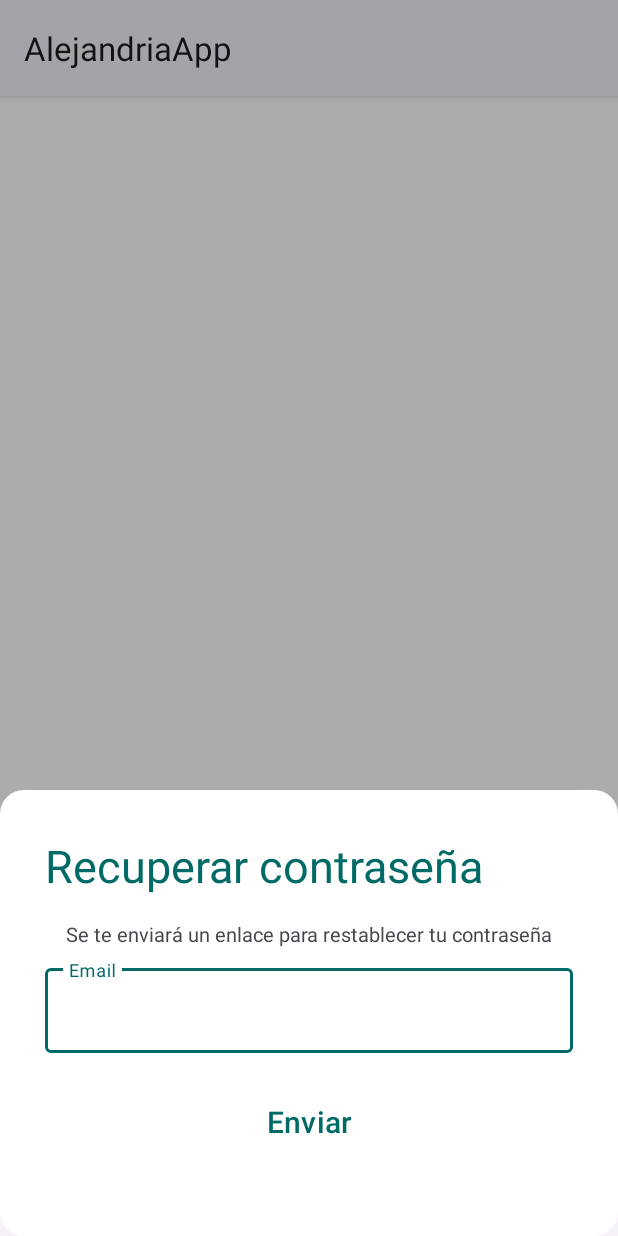
After one commit to mandelbaummatias/AlejandriaApp, an Android app: the fragment PasswordRecoveryFragment shown on its own in the app's theme, on a phone screen of 412 x 824 dp. The commit adds this screen. Run offline under Robolectric (Android 15) with nearby library versions, the phone set to English and light mode, and no system bars.

Commit message:
password recovery implemented

```diff
--- a/app/build.gradle.kts
+++ b/app/build.gradle.kts
@@ -57,6 +57,7 @@ dependencies {
     implementation("com.google.android.material:material:1.9.0")
     implementation("androidx.constraintlayout:constraintlayout:2.1.4")
     implementation("com.google.firebase:firebase-database-ktx:20.2.2")
+    implementation("androidx.legacy:legacy-support-v4:1.0.0")
     testImplementation("junit:junit:4.13.2")
     androidTestImplementation("androidx.test.ext:junit:1.1.5")
     androidTestImplementation("androidx.test.espresso:espresso-core:3.5.1")
--- /dev/null
+++ b/app/src/main/java/com/matiasmandelbaum/alejandriaapp/ui/passwordrecovery/PasswordRecoveryFragment.kt
@@ -0,0 +1,18 @@
+package com.matiasmandelbaum.alejandriaapp.ui.passwordrecovery
+
+import android.os.Bundle
+import android.view.LayoutInflater
+import android.view.View
+import android.view.ViewGroup
+import com.google.android.material.bottomsheet.BottomSheetDialogFragment
+import com.matiasmandelbaum.alejandriaapp.R
+
+class PasswordRecoveryFragment : BottomSheetDialogFragment() {
+    override fun onCreateView(
+        inflater: LayoutInflater,
+        container: ViewGroup?,
+        savedInstanceState: Bundle?
+    ): View? {
+        return inflater.inflate(R.layout.fragment_password_recovery, container, false)
+    }
+}
--- a/app/src/main/res/layout/fragment_login.xml
+++ b/app/src/main/res/layout/fragment_login.xml
@@ -13,7 +13,6 @@
         android:text="Iniciar Sesión"
         android:textColor="@color/md_theme_light_primary"
         android:textSize="32dp"
-        android:layout_gravity="left"
         app:layout_constraintTop_toTopOf="parent"
         app:layout_constraintStart_toStartOf="parent"
         app:layout_constraintEnd_toEndOf="parent"
@@ -80,7 +79,7 @@
         android:layout_height="wrap_content"
         android:text="Recuperar contraseña"
         android:textSize="16sp"
-        android:layout_marginBottom="16dp"
+        android:layout_marginTop="16dp"
         android:background="?attr/selectableItemBackground"
         android:clickable="true"
         android:focusable="true"
--- /dev/null
+++ b/app/src/main/res/layout/fragment_password_recovery.xml
@@ -0,0 +1,55 @@
+<?xml version="1.0" encoding="utf-8"?>
+<LinearLayout xmlns:android="http://schemas.android.com/apk/res/android"
+    android:layout_width="match_parent"
+    android:layout_height="300dp"
+    android:gravity="top"
+    android:orientation="vertical"
+    android:backgroundTint="@color/md_theme_light_onPrimary"
+    android:background="@drawable/fondo_redondeado"
+    android:padding="30dp">
+
+    <TextView
+        android:id="@+id/textViewTitulo"
+        android:layout_width="wrap_content"
+        android:layout_height="wrap_content"
+        android:text="Recuperar contraseña"
+        android:textColor="@color/md_theme_light_primary"
+        android:textSize="30dp"
+        android:layout_gravity="left"
+        android:layout_marginBottom="16dp" />
+
+    <TextView
+        android:id="@+id/recoveryMessage"
+        android:layout_width="wrap_content"
+        android:layout_height="wrap_content"
+        android:text="Se te enviará un enlace para restablecer tu contraseña"
+        android:layout_gravity="center"
+        android:textSize="13dp"/>
+
+    <com.google.android.material.textfield.TextInputLayout
+        android:id="@+id/textInputLayoutEmail"
+        style="@style/Widget.MaterialComponents.TextInputLayout.OutlinedBox"
+        android:layout_width="match_parent"
+        android:layout_height="wrap_content"
+        android:layout_marginTop="8dp"
+        android:hint="Email">
+
+        <com.google.android.material.textfield.TextInputEditText
+            android:id="@+id/passwordRecoveryEmail"
+            android:layout_width="match_parent"
+            android:layout_height="wrap_content"
+            android:inputType="textEmailAddress"
+            android:importantForAccessibility="yes"
+            android:contentDescription="Ingrese su dirección de correo electrónico" />
+    </com.google.android.material.textfield.TextInputLayout>
+
+    <Button
+        android:id="@+id/btnPasswordRecovery"
+        android:layout_width="match_parent"
+        android:textSize="20dp"
+        android:layout_height="60dp"
+        android:layout_marginTop="16dp"
+        android:layout_marginBottom="16dp"
+        android:text="Enviar" />
+
+</LinearLayout>
--- a/app/src/main/res/values/dimens.xml
+++ b/app/src/main/res/values/dimens.xml
@@ -4,4 +4,6 @@
     <dimen name="margin_top_nav_header">40dp</dimen>
     <dimen name="divider_height">1dp</dimen>
     <dimen name="nav_header_padding">16dp</dimen>
+    <dimen name="list_item_spacing">16dp</dimen>
+    <dimen name="list_item_spacing_half">8dp</dimen>
 </resources>
```
Also changed, not shown: app/src/main/java/com/matiasmandelbaum/alejandriaapp/ui/login/LoginFragment.kt (added, +56 -0 lines), app/src/main/res/navigation/nav_graph.xml (+7 -1 lines).
